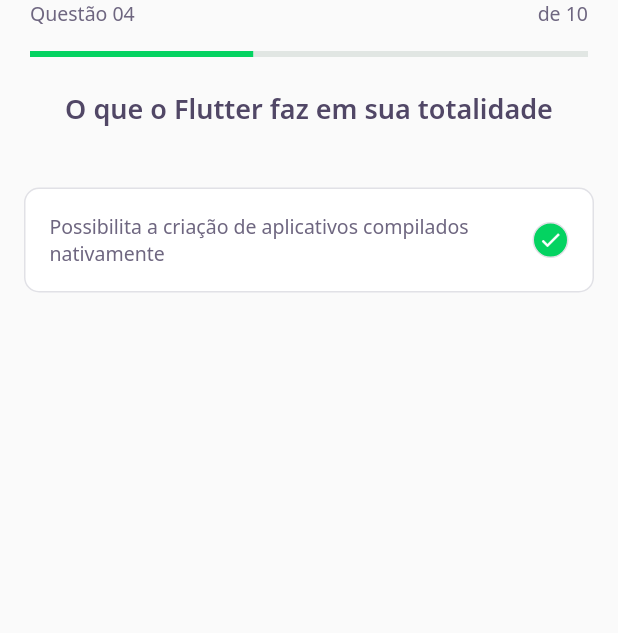
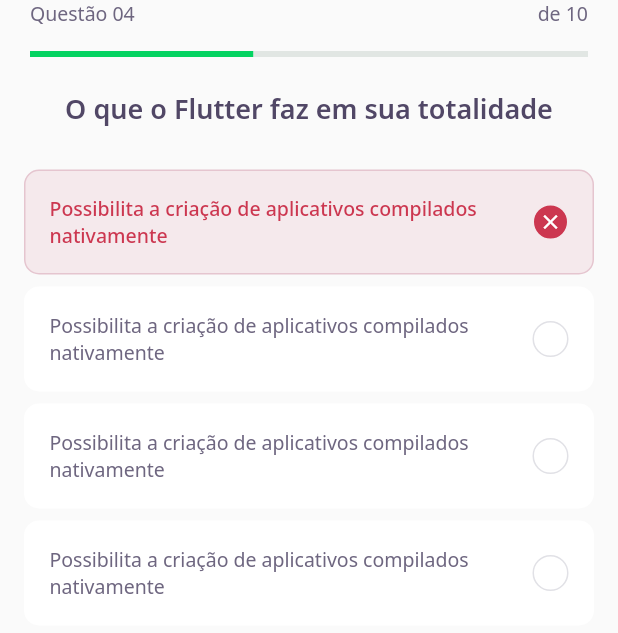
Before and after one commit to lucassmelloo/rocketseat-nlw5-flutter, a Flutter app: the screen it shows after launch, on a phone screen of 412 x 824 dp. Shown: the top 633 px of the screen. Run offline on Flutter 3.47's test engine with Material 2 defaults, Android fonts, the phone set to English and light mode, and no system bars; our stand-ins replace google_fonts.

Commit message:
Finalizando Segunda Aula

```diff
--- a/lib/challenge/widgets/awnswer/anwser_widget.dart
+++ b/lib/challenge/widgets/awnswer/anwser_widget.dart
@@ -33,13 +33,14 @@ class AnwserWidget extends StatelessWidget {
   @override
   Widget build(BuildContext context) {
     return Padding(
-      padding: const EdgeInsets.all(16),
+      padding: const EdgeInsets.symmetric(horizontal: 16, vertical: 4),
       child: Container(
         padding: EdgeInsets.all(16),
         decoration: BoxDecoration(
-          color: AppColors.white,
+          color: isSelected ? _selectedColorCardRight : AppColors.white,
           borderRadius: BorderRadius.circular(10),
-          border: Border.fromBorderSide(BorderSide(color: AppColors.border)),
+          border: Border.fromBorderSide(BorderSide(
+              color: isSelected ? _selectedBorderCardRight : AppColors.white)),
         ),
         child: Row(
           mainAxisAlignment: MainAxisAlignment.spaceBetween,
@@ -47,22 +48,27 @@ class AnwserWidget extends StatelessWidget {
             Expanded(
               child: Text(
                 title,
-                style: AppTextStyles.body,
+                style:
+                    isSelected ? _selectedTextStyleRight : AppTextStyles.body,
               ),
             ),
             Container(
               width: 24,
               height: 24,
               decoration: BoxDecoration(
-                  color: AppColors.darkGreen,
+                  color: isSelected ? _selectedColorRight : AppColors.white,
                   borderRadius: BorderRadius.circular(500),
-                  border: Border.fromBorderSide(
-                      BorderSide(color: AppColors.border))),
-              child: Icon(
-                Icons.check,
-                size: 16,
-                color: Colors.white,
-              ),
+                  border: Border.fromBorderSide(BorderSide(
+                      color: isSelected
+                          ? _selectedBorderRight
+                          : AppColors.border))),
+              child: isSelected
+                  ? Icon(
+                      _selectedIconRight,
+                      size: 16,
+                      color: Colors.white,
+                    )
+                  : null,
             )
           ],
         ),
--- a/lib/challenge/widgets/quiz/quiz_widget.dart
+++ b/lib/challenge/widgets/quiz/quiz_widget.dart
@@ -19,8 +19,19 @@ class QuizWidget extends StatelessWidget {
             height: 24,
           ),
           AnwserWidget(
+              isRight: false,
+              isSelected: true,
               title:
-                  'Possibilita a criação de aplicativos compilados nativamente')
+                  'Possibilita a criação de aplicativos compilados nativamente'),
+          AnwserWidget(
+              title:
+                  'Possibilita a criação de aplicativos compilados nativamente'),
+          AnwserWidget(
+              title:
+                  'Possibilita a criação de aplicativos compilados nativamente'),
+          AnwserWidget(
+              title:
+                  'Possibilita a criação de aplicativos compilados nativamente'),
         ],
       ),
     );
```
